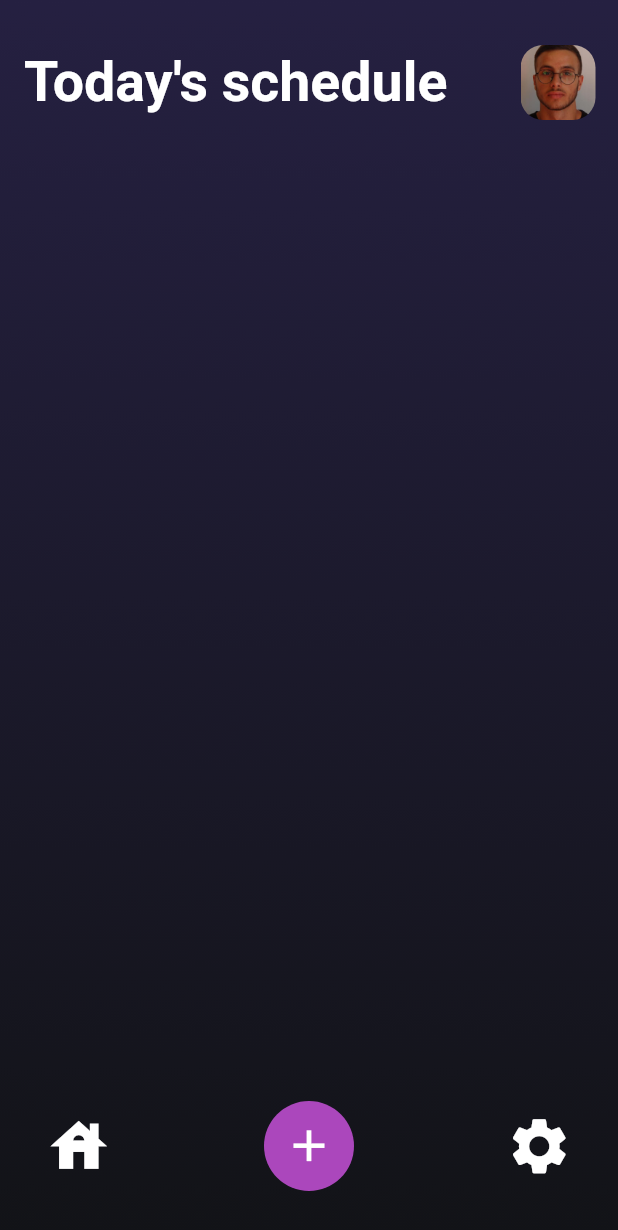
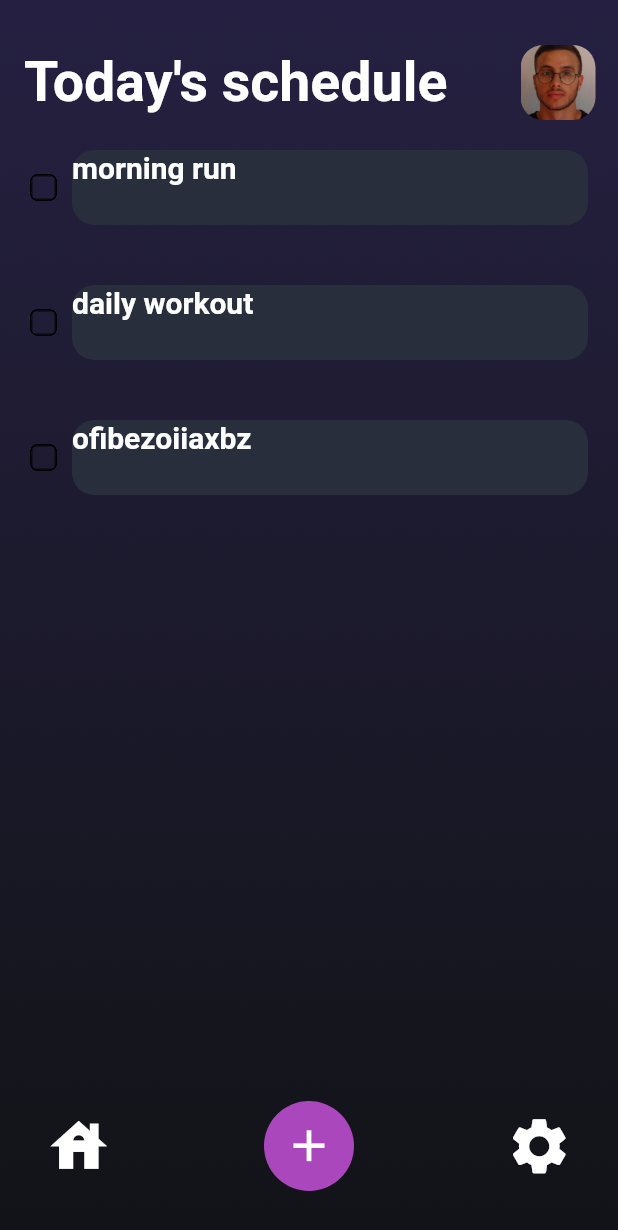
Before and after one commit to elios-cama/TodoListv2, a Flutter app: the screen it shows after launch, on a phone screen of 412 x 824 dp. Shown: the top 1230 px of the screen. Run offline on Flutter 3.47's test engine with Material 2 defaults, Android fonts, the phone set to English and light mode, and no system bars.

Commit message:
created the listview

```diff
--- /dev/null
+++ b/lib/AddTaskScreen.dart
@@ -0,0 +1,25 @@
+import 'package:flutter/material.dart';
+
+class AddTaskScreen extends StatelessWidget {
+  @override
+  Widget build(BuildContext context) {
+    return Container(
+      height: 400,
+      decoration: BoxDecoration(
+        //borderRadius: BorderRadius.only(topLeft: Radius.circular(20), topRight: Radius.circular(20)),
+        color : Colors.white,
+      ),
+      child: Container(
+        decoration: BoxDecoration(
+          color : Colors.purple
+        ),
+        child: Column(
+          crossAxisAlignment: CrossAxisAlignment.stretch,
+        children: [
+          Text('ieubczuba')
+        ],
+        ),
+      ),
+    );
+  }
+}
--- a/lib/HomePage.dart
+++ b/lib/HomePage.dart
@@ -1,5 +1,6 @@
 import 'package:flutter/material.dart';
-
+import 'Task_list.dart';
+import 'AddTaskScreen.dart';
 class HomePage extends StatefulWidget {
   HomePage({Key key}) : super(key: key);
 
@@ -44,6 +45,15 @@ class _HomePageState extends State<HomePage> {
           backgroundColor: Colors.transparent,
           toolbarHeight: 80,
         ),
+        body: Container(
+          child: Column(
+            children: [
+              Expanded(
+                child: TaskList(),
+                ),
+            ],
+          ),
+        ),
         bottomNavigationBar: BottomAppBar(
           elevation: 0,
           color: Colors.transparent,
@@ -53,11 +63,25 @@ class _HomePageState extends State<HomePage> {
               mainAxisAlignment: MainAxisAlignment.spaceBetween,
               children : <Widget>[
                 Icon(Icons.house, color: Colors.white, size: 45,),
-                CircleAvatar(
-                  radius: 30,
-                  child: Icon(Icons.add, color: Colors.white,size: 35),
-                  backgroundColor: Colors.purple.shade400,
-                  ),
+                FlatButton(
+                  onPressed: () {
+                  showModalBottomSheet(
+                      context: context,
+                      isScrollControlled: true,
+                      builder: (context) => SingleChildScrollView(
+                      child:Container(
+                      padding: EdgeInsets.only(bottom: MediaQuery.of(context).viewInsets.bottom),
+                      child: AddTaskScreen(),
+                    )
+                    )
+                    );
+                    },
+                    child: CircleAvatar(
+                    radius: 30,
+                    child: Icon(Icons.add, color: Colors.white,size: 35),
+                    backgroundColor: Colors.purple.shade400,
+                    ),
+                ),
                 Icon(Icons.settings, color: Colors.white,size: 45)
               ]
             ),
--- /dev/null
+++ b/lib/Task.dart
@@ -0,0 +1,11 @@
+
+
+class Task {
+  final title;
+  bool isDone;
+  Task({this.title, this.isDone = false});
+
+ void toggleDone(){
+   isDone = !isDone;
+ }
+}
--- /dev/null
+++ b/lib/Task_list.dart
@@ -0,0 +1,25 @@
+import 'package:TodoList/task_data.dart';
+import 'package:flutter/material.dart';
+import 'task_data.dart';
+import 'package:provider/provider.dart';
+import 'Task_tile.dart';
+
+class TaskList extends StatelessWidget {
+  @override
+  Widget build(BuildContext context) {
+    return Consumer<TaskData>(
+        builder: (context, taskData, child){
+          return ListView.builder(
+            itemBuilder: (context, index){
+              final task = taskData.tasks[index];
+              return TaskTile(
+                  title: task.title,
+                  isChecked: task.isDone,
+                );
+            },
+            itemCount: taskData.taskCount,
+            );
+        }
+    );
+  }
+}
--- /dev/null
+++ b/lib/Task_tile.dart
@@ -0,0 +1,34 @@
+import 'package:flutter/material.dart';
+import 'my_check_box.dart';
+class TaskTile extends StatelessWidget {
+  final bool isChecked;
+  final String title;
+  TaskTile({this.isChecked, this.title});
+  @override
+  Widget build(BuildContext context) {
+    return Container(
+      margin: EdgeInsets.all(20),
+      child: Row(
+        mainAxisAlignment: MainAxisAlignment.spaceEvenly,
+        children: [
+          MyCheckBox(isChecked: isChecked),
+          SizedBox(width : 10),
+          Expanded(
+              child: Container(
+
+              height: 50,
+              decoration: BoxDecoration(
+                borderRadius : BorderRadius.circular(15),
+                color: Color(0xFF292E3C)
+              ),
+              child: Text(
+                title,
+                style: TextStyle(fontSize: 20, color: Colors.white, fontWeight: FontWeight.bold),
+                ),
+            ),
+          ),
+        ],
+      ),
+    );
+  }
+}
--- a/lib/main.dart
+++ b/lib/main.dart
@@ -1,20 +1,20 @@
 import 'package:flutter/material.dart';
 import 'HomePage.dart';
+import 'package:provider/provider.dart';
+import 'task_data.dart';
 
 void main() {
   runApp(MyApp());
 }
 
-class MyApp extends StatefulWidget {
-
-  @override
-  _MyAppState createState() => _MyAppState();
-}
-
-class _MyAppState extends State<MyApp> {
+class MyApp extends StatelessWidget {
   @override
   Widget build(BuildContext context) {
-    return MaterialApp(home : HomePage(), debugShowCheckedModeBanner: false, );
-
+    return ChangeNotifierProvider(
+      create: (context) => TaskData(),
+      child: MaterialApp(
+        home: HomePage(),
+      ),
+      );
   }
 }
--- /dev/null
+++ b/lib/my_check_box.dart
@@ -0,0 +1,48 @@
+
+import 'package:flutter/material.dart';
+
+
+class MyCheckBox extends StatelessWidget {
+  const MyCheckBox({
+    Key key,
+    @required this.isChecked,
+  }) : super(key: key);
+
+  final bool isChecked;
+
+  @override
+  Widget build(BuildContext context) {
+    return Container(
+      decoration: BoxDecoration(
+        borderRadius: BorderRadius.circular(15)
+       ),
+      child: ClipRRect(
+      clipBehavior: Clip.hardEdge,
+      borderRadius: BorderRadius.all(Radius.circular(5)),
+      child: SizedBox(
+    width: Checkbox.width,
+    height: Checkbox.width,
+    child: Container(
+      decoration: new BoxDecoration(
+        border: Border.all(
+          width: 1,
+        ),
+        borderRadius: new BorderRadius.circular(5),
+      ),
+      child: Theme(
+        data: ThemeData(
+          unselectedWidgetColor: Colors.transparent,
+        ),
+        child: Checkbox(
+          value: isChecked,
+          onChanged: null,
+          activeColor: Colors.transparent,
+          materialTapTargetSize: MaterialTapTargetSize.padded,
+        ),
+      ),
+    ),
+      ),
+    ),
+    );
+  }
+}
--- /dev/null
+++ b/lib/task_data.dart
@@ -0,0 +1,23 @@
+import 'package:flutter/foundation.dart';
+import 'Task.dart';
+import 'dart:collection';
+
+class TaskData extends ChangeNotifier{
+  List<Task> _tasks = [
+    Task(title :'morning run'),
+    Task(title :'daily workout'),
+    Task(title :'ofibezoiiaxbz')
+  ];
+
+  UnmodifiableListView<Task> get tasks{
+    return UnmodifiableListView(_tasks);
+  }
+
+  int get taskCount {
+    return _tasks.length;
+  }
+
+
+
+
+}
--- a/pubspec.yaml
+++ b/pubspec.yaml
@@ -28,6 +28,7 @@ dependencies:
   # The following adds the Cupertino Icons font to your application.
   # Use with the CupertinoIcons class for iOS style icons.
   cupertino_icons: ^1.0.0
+  provider: ^4.3.3
 
 dev_dependencies:
   flutter_test:
```
Also changed, not shown: pubspec.lock.
